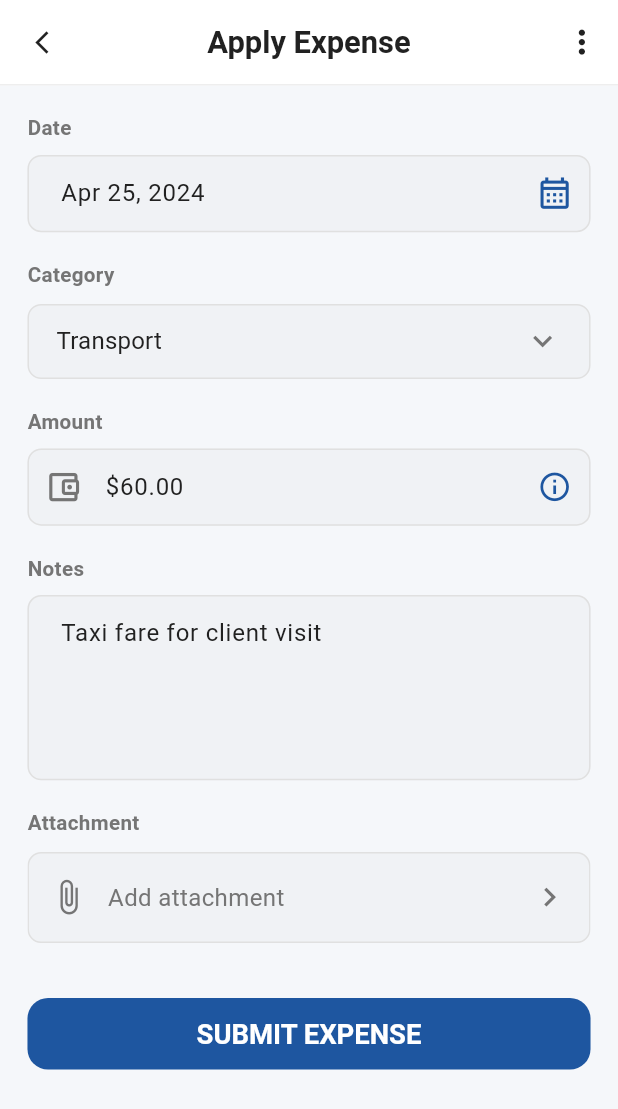
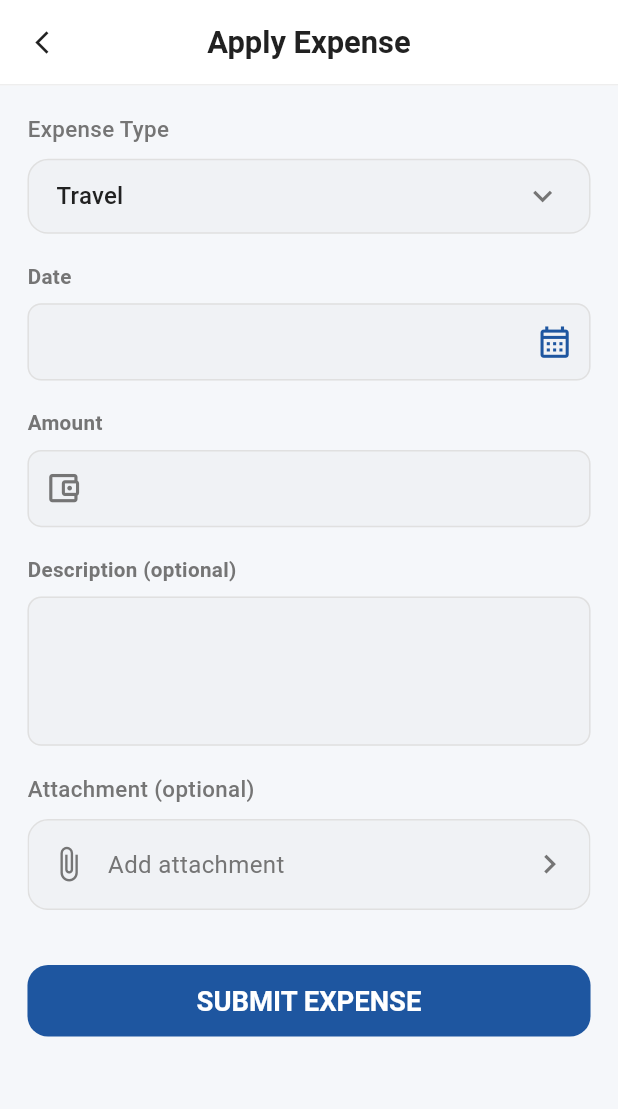
Before and after one commit to nishant678/hr_app, a Flutter app: the ExpenseScreen screen opened directly, after a tap on the "add" icon, on a phone screen of 412 x 824 dp. Shown: the top 1109 px of the screen. Run offline on Flutter 3.47's test engine with Material 3 defaults, Android fonts, the phone set to English and light mode, and no system bars; our stand-ins replace bloc, cached_network_image, camera, connectivity_plus, dio, equatable and 9 more; missing offline and left inert: flutter_background_service, google_mlkit_commons, google_mlkit_face_detection, workmanager; accounts and stored records are empty; generated files the repository leaves out were written again; network calls fail; statements that could not run were skipped.

Commit message:
expense function added

```diff
--- /dev/null
+++ b/lib/model/expense/expense_model.dart
@@ -0,0 +1,43 @@
+class ExpenseModel {
+  final int id;
+  final String expenseType;
+  final double amount;
+  final String expenseDate;
+  final String? description;
+  final String? attachmentUrl;
+  final String status;
+  final String? rejectionReason;
+  final int userId;
+  final String userEmail;
+  final String userName;
+
+  const ExpenseModel({
+    required this.id,
+    required this.expenseType,
+    required this.amount,
+    required this.expenseDate,
+    this.description,
+    this.attachmentUrl,
+    required this.status,
+    this.rejectionReason,
+    required this.userId,
+    required this.userEmail,
+    required this.userName,
+  });
+
+  factory ExpenseModel.fromJson(Map<String, dynamic> json) {
+    return ExpenseModel(
+      id: json['id'] is int ? json['id'] : int.tryParse(json['id'].toString()) ?? 0,
+      expenseType: json['expenseType']?.toString() ?? '',
+      amount: (json['amount'] is double ? json['amount'] : double.tryParse(json['amount'].toString())) ?? 0.0,
+      expenseDate: json['expenseDate']?.toString() ?? '',
+      description: json['description']?.toString(),
+      attachmentUrl: json['attachmentUrl']?.toString(),
+      status: json['status']?.toString() ?? 'PENDING',
+      rejectionReason: json['rejectionReason']?.toString(),
+      userId: json['userId'] is int ? json['userId'] : int.tryParse(json['userId'].toString()) ?? 0,
+      userEmail: json['userEmail']?.toString() ?? '',
+      userName: json['userName']?.toString() ?? '',
+    );
+  }
+}
--- /dev/null
+++ b/lib/repository/expense_api/expense_api_repository.dart
@@ -0,0 +1,6 @@
+import 'package:hr_app/model/expense/expense_model.dart';
+
+abstract class ExpenseApiRepository {
+  Future<List<ExpenseModel>> getExpenses();
+  Future<ExpenseModel> applyExpense(Map<String, dynamic> data);
+}
--- /dev/null
+++ b/lib/repository/expense_api/expense_http_api_repository.dart
@@ -0,0 +1,27 @@
+import 'package:hr_app/data/network/base_api_services.dart';
+import 'package:hr_app/data/network/network_api_services.dart';
+import 'package:hr_app/model/expense/expense_model.dart';
+import 'package:hr_app/utils/app_url.dart';
+import 'expense_api_repository.dart';
+
+class ExpenseHttpApiRepository implements ExpenseApiRepository {
+  final BaseApiServices _apiServices = NetworkApiService();
+
+  @override
+  Future<List<ExpenseModel>> getExpenses() async {
+    final response = await _apiServices.getApi(AppUrl.myExpensesEndPoint);
+    if (response is Map && response['data'] is List) {
+      return (response['data'] as List).map((e) => ExpenseModel.fromJson(e)).toList();
+    }
+    return [];
+  }
+
+  @override
+  Future<ExpenseModel> applyExpense(Map<String, dynamic> data) async {
+    final response = await _apiServices.postApi(AppUrl.expensesEndPoint, data);
+    if (response is Map && response['data'] is Map) {
+      return ExpenseModel.fromJson(response['data']);
+    }
+    throw Exception('Failed to apply expense');
+  }
+}
--- a/lib/utils/app_url.dart
+++ b/lib/utils/app_url.dart
@@ -4,4 +4,6 @@ class AppUrl {
   static var loginEndPoint = '$baseUrl/api/auth/login';
   static var leavesEndPoint = '$baseUrl/api/leaves';
   static String myLeavesEndPoint = '$baseUrl/api/leaves/my';
+  static var expensesEndPoint = '$baseUrl/api/expenses';
+  static String myExpensesEndPoint = '$baseUrl/api/expenses/my';
 }
--- a/lib/view/expense/apply_expense_screen.dart
+++ b/lib/view/expense/apply_expense_screen.dart
@@ -1,11 +1,16 @@
 import 'package:flutter/material.dart';
 import 'package:flutter_screenutil/flutter_screenutil.dart';
+import 'package:file_picker/file_picker.dart';
 import 'package:hr_app/configs/components/app_app_bar.dart';
 import 'package:hr_app/configs/components/app_button.dart';
 import 'package:hr_app/configs/components/app_text_field.dart';
 import 'package:hr_app/configs/theme/app_colors.dart';
 import 'package:hr_app/configs/theme/app_dimensions.dart';
-import 'package:hr_app/configs/theme/app_text_styles.dart';
+import 'package:hr_app/repository/expense_api/expense_http_api_repository.dart';
+import 'package:intl/intl.dart';
+import 'package:http/http.dart' as http;
+import 'package:hr_app/utils/app_url.dart';
+import 'package:hr_app/services/session_manager/session_controller.dart';
 
 class ApplyExpenseScreen extends StatefulWidget {
   const ApplyExpenseScreen({super.key});
@@ -15,10 +20,28 @@ class ApplyExpenseScreen extends StatefulWidget {
 }
 
 class _ApplyExpenseScreenState extends State<ApplyExpenseScreen> {
-  final _amountController = TextEditingController(text: r'$60.00');
-  final _descriptionController = TextEditingController(text: 'Taxi fare for client visit');
-  final _dateController = TextEditingController(text: 'Apr 25, 2024');
-  String _category = 'Transport';
+  final _amountController = TextEditingController();
+  final _descriptionController = TextEditingController();
+  final _dateController = TextEditingController();
+
+  DateTime? _expenseDate;
+  String _expenseType = 'TRAVEL';
+  final _formKey = GlobalKey<FormState>();
+  bool _isLoading = false;
+
+  PlatformFile? _selectedFile;
+  final _expenseRepository = ExpenseHttpApiRepository();
+
+  final List<String> _expenseTypes = [
+    'TRAVEL',
+    'MEALS',
+    'OFFICE_SUPPLIES',
+    'UTILITIES',
+    'SOFTWARE',
+    'EQUIPMENT',
+    'TRANSPORT',
+    'OTHER',
+  ];
 
   @override
   void dispose() {
@@ -28,6 +51,103 @@ class _ApplyExpenseScreenState extends State<ApplyExpenseScreen> {
     super.dispose();
   }
 
+  Future<void> _pickDate() async {
+    final now = DateTime.now();
+    final picked = await showDatePicker(
+      context: context,
+      initialDate: _expenseDate ?? now,
+      firstDate: now.subtract(const Duration(days: 365)),
+      lastDate: now,
+    );
+    if (picked != null) {
+      _expenseDate = picked;
+      _dateController.text = DateFormat('MMM dd, yyyy').format(picked);
+      setState(() {});
+    }
+  }
+
+  Future<void> _pickFile() async {
+    final result = await FilePicker.pickFiles(
+      type: FileType.custom,
+      allowedExtensions: ['jpg', 'jpeg', 'png', 'gif', 'pdf', 'doc', 'docx'],
+    );
+    if (result != null && result.files.isNotEmpty) {
+      setState(() => _selectedFile = result.files.first);
+    }
+  }
+
+  String _formatDate(DateTime? date) {
+    if (date == null) return '';
+    return DateFormat('yyyy-MM-dd').format(date);
+  }
+
+  Future<void> _submitExpense() async {
+    if (!_formKey.currentState!.validate()) return;
+    if (_expenseDate == null) {
+      _showSnackbar('Please select the expense date');
+      return;
+    }
+    final amount = double.tryParse(_amountController.text.trim());
+    if (amount == null || amount <= 0) {
+      _showSnackbar('Please enter a valid amount');
+      return;
+    }
+
+    setState(() => _isLoading = true);
+
+    try {
+      final data = <String, dynamic>{
+        'expenseType': _expenseType,
+        'amount': amount,
+        'expenseDate': _formatDate(_expenseDate),
+      };
+      if (_descriptionController.text.trim().isNotEmpty) {
+        data['description'] = _descriptionController.text.trim();
+      }
+
+      final expense = await _expenseRepository.applyExpense(data);
+
+      if (_selectedFile != null && _selectedFile!.path != null) {
+        await _uploadAttachment(expense.id);
+      }
+
+      if (!context.mounted) return;
+      _showSnackbar('Expense submitted successfully', isError: false);
+      Navigator.pop(context, true);
+    } catch (e) {
+      _showSnackbar('Failed to submit expense: ${e.toString()}');
+    } finally {
+      if (mounted) setState(() => _isLoading = false);
+    }
+  }
+
+  Future<void> _uploadAttachment(int expenseId) async {
+    final file = _selectedFile!;
+    final token = SessionController.token;
+    final uri = Uri.parse('${AppUrl.expensesEndPoint}/$expenseId/attachment');
+
+    final request = http.MultipartRequest('POST', uri);
+    if (token != null && token.isNotEmpty) {
+      request.headers['Authorization'] = 'Bearer $token';
+    }
+    request.files.add(await http.MultipartFile.fromPath('file', file.path!));
+    final streamed = await request.send();
+    final response = await http.Response.fromStream(streamed);
+    if (response.statusCode != 200) {
+      debugPrint('Attachment upload failed: ${response.statusCode} ${response.body}');
+    }
+  }
+
+  void _showSnackbar(String message, {bool isError = true}) {
+    if (!mounted) return;
+    ScaffoldMessenger.of(context).showSnackBar(
+      SnackBar(
+        content: Text(message),
+        backgroundColor: isError ? Colors.red.shade700 : Colors.green.shade700,
+      ),
+    );
+  }
+
   @override
   Widget build(BuildContext context) {
     return Scaffold(
@@ -35,22 +155,24 @@ class _ApplyExpenseScreenState extends State<ApplyExpenseScreen> {
       appBar: AppAppBar(
         title: 'Apply Expense',
         showBackButton: Navigator.canPop(context),
-        actions: [
-          IconButton(
-            icon: Icon(Icons.more_vert, color: AppColors.textPrimary, size: 22.sp),
-            onPressed: () {},
-          ),
-        ],
       ),
       body: SingleChildScrollView(
         padding: EdgeInsets.all(AppDimensions.paddingL),
+        child: SafeArea(
+          bottom: true,
+          top: false,
+          child: Form(
+            key: _formKey,
             child: Column(
               crossAxisAlignment: CrossAxisAlignment.start,
               children: [
+                _buildDropdown(),
+                SizedBox(height: AppDimensions.paddingL),
                 AppTextField(
                   controller: _dateController,
                   label: 'Date',
                   readOnly: true,
+                  onTap: _pickDate,
                   suffixIcon: Icon(
                     Icons.calendar_month_outlined,
                     color: AppColors.primary,
@@ -58,73 +180,74 @@ class _ApplyExpenseScreenState extends State<ApplyExpenseScreen> {
                   ),
                 ),
                 SizedBox(height: AppDimensions.paddingL),
-            _buildCategoryDropdown(),
-            SizedBox(height: AppDimensions.paddingL),
                 AppTextField(
                   controller: _amountController,
                   label: 'Amount',
-              keyboardType: TextInputType.text,
+                  keyboardType: TextInputType.number,
                   prefixIcon: Icon(
                     Icons.account_balance_wallet_outlined,
                     color: AppColors.textSecondary,
                     size: 22.sp,
                   ),
-              suffixIcon: Icon(
-                Icons.info_outline,
-                color: AppColors.primary,
-                size: 20.sp,
-              ),
                 ),
                 SizedBox(height: AppDimensions.paddingL),
                 AppTextField(
                   controller: _descriptionController,
-              label: 'Notes',
-              maxLines: 4,
+                  label: 'Description (optional)',
+                  maxLines: 3,
                 ),
                 SizedBox(height: AppDimensions.paddingL),
                 _buildAttachmentField(),
                 SizedBox(height: AppDimensions.paddingXXXL),
                 AppButton(
                   title: 'SUBMIT EXPENSE',
-              onPress: () {},
+                  onPress: _submitExpense,
+                  loading: _isLoading,
                 ),
               ],
+            ),
+          ),
         ),
       ),
     );
   }
 
-  Widget _buildCategoryDropdown() {
+  Widget _buildDropdown() {
     return Column(
       crossAxisAlignment: CrossAxisAlignment.start,
       children: [
         Text(
-          'Category',
-          style: AppTextStyles.labelM.copyWith(color: AppColors.textSecondary),
+          'Expense Type',
+          style: TextStyle(
+            fontSize: 13.sp,
+            color: AppColors.textSecondary,
+            fontWeight: FontWeight.w500,
+          ),
         ),
         SizedBox(height: 8.h),
         Container(
           padding: EdgeInsets.symmetric(horizontal: AppDimensions.paddingL),
           decoration: BoxDecoration(
             color: AppColors.fieldFill,
-            borderRadius: BorderRadius.circular(AppDimensions.radiusM),
+            borderRadius: BorderRadius.circular(12.r),
             border: Border.all(color: AppColors.border),
           ),
           child: DropdownButtonHideUnderline(
             child: DropdownButton<String>(
-              value: _category,
+              value: _expenseType,
               isExpanded: true,
               icon: Icon(Icons.keyboard_arrow_down, color: AppColors.textSecondary, size: 22.sp),
-              items: const ['Transport', 'Meals', 'Stationery', 'Other']
+              items: _expenseTypes
                   .map(
                     (v) => DropdownMenuItem<String>(
                       value: v,
-                      child: Text(v, style: AppTextStyles.bodyM),
+                      child: Text(v.split('_').map((w) => w[0].toUpperCase() + w.substring(1).toLowerCase()).join(' '),
+                          style: TextStyle(fontSize: 14.sp)),
                     ),
                   )
                   .toList(),
               onChanged: (v) {
-                if (v != null) setState(() => _category = v);
+                if (v != null) setState(() => _expenseType = v);
               },
             ),
           ),
@@ -138,36 +261,46 @@ class _ApplyExpenseScreenState extends State<ApplyExpenseScreen> {
       crossAxisAlignment: CrossAxisAlignment.start,
       children: [
         Text(
-          'Attachment',
-          style: AppTextStyles.labelM.copyWith(color: AppColors.textSecondary),
+          'Attachment (optional)',
+          style: TextStyle(
+            fontSize: 13.sp,
+            color: AppColors.textSecondary,
+            fontWeight: FontWeight.w500,
+          ),
         ),
         SizedBox(height: 8.h),
         Material(
           color: Colors.transparent,
           child: InkWell(
-            onTap: () {},
-            borderRadius: BorderRadius.circular(AppDimensions.radiusM),
+            onTap: _pickFile,
+            borderRadius: BorderRadius.circular(12.r),
             child: Ink(
               decoration: BoxDecoration(
                 color: AppColors.fieldFill,
-                borderRadius: BorderRadius.circular(AppDimensions.radiusM),
+                borderRadius: BorderRadius.circular(12.r),
                 border: Border.all(color: AppColors.border),
               ),
               child: Padding(
-                padding: EdgeInsets.symmetric(
-                  horizontal: AppDimensions.paddingM,
-                  vertical: 14.h,
-                ),
+                padding: EdgeInsets.symmetric(horizontal: AppDimensions.paddingM, vertical: 14.h),
                 child: Row(
                   children: [
                     Icon(Icons.attach_file, color: AppColors.textSecondary, size: 22.sp),
                     SizedBox(width: AppDimensions.paddingM),
                     Expanded(
                       child: Text(
-                        'Add attachment',
-                        style: AppTextStyles.bodyM.copyWith(color: AppColors.textSecondary),
+                        _selectedFile?.name ?? 'Add attachment',
+                        style: TextStyle(
+                          fontSize: 14.sp,
+                          color: _selectedFile != null ? AppColors.textPrimary : AppColors.textSecondary,
                         ),
                       ),
+                    ),
+                    if (_selectedFile != null)
+                      GestureDetector(
+                        onTap: () => setState(() => _selectedFile = null),
+                        child: Icon(Icons.close, color: AppColors.error, size: 20.sp),
+                      )
+                    else
                       Icon(Icons.chevron_right, color: AppColors.textSecondary, size: 22.sp),
                   ],
                 ),
--- a/lib/view/expense/expense_screen.dart
+++ b/lib/view/expense/expense_screen.dart
@@ -6,6 +6,8 @@ import 'package:hr_app/configs/components/design/spec_shadows.dart';
 import 'package:hr_app/configs/theme/app_colors.dart';
 import 'package:hr_app/configs/theme/app_dimensions.dart';
 import 'package:hr_app/configs/theme/app_text_styles.dart';
+import 'package:hr_app/model/expense/expense_model.dart';
+import 'package:hr_app/repository/expense_api/expense_http_api_repository.dart';
 import 'package:hr_app/view/expense/apply_expense_screen.dart';
 
 class ExpenseScreen extends StatefulWidget {
@@ -16,7 +18,82 @@ class ExpenseScreen extends StatefulWidget {
 }
 
 class _ExpenseScreenState extends State<ExpenseScreen> {
-  final String _selectedMonth = 'This Month';
+  final _expenseRepo = ExpenseHttpApiRepository();
+  List<ExpenseModel> _expenses = [];
+  bool _loading = true;
+
+  @override
+  void initState() {
+    super.initState();
+    _fetchExpenses();
+  }
+
+  Future<void> _fetchExpenses() async {
+    setState(() => _loading = true);
+    try {
+      final data = await _expenseRepo.getExpenses();
+      if (mounted) setState(() => _expenses = data);
+    } catch (e) {
+      debugPrint('Failed to load expenses: $e');
+    } finally {
+      if (mounted) setState(() => _loading = false);
+    }
+  }
+
+  Future<void> _openApplyExpense() async {
+    final result = await Navigator.push<bool>(
+      context,
+      MaterialPageRoute(builder: (_) => const ApplyExpenseScreen()),
+    );
+    if (result == true) _fetchExpenses();
+  }
+
+  Color _statusColor(String status) {
+    switch (status) {
+      case 'APPROVED':
+        return AppColors.success;
+      case 'REJECTED':
+        return AppColors.error;
+      default:
+        return AppColors.warning;
+    }
+  }
+
+  String _statusLabel(String status) {
+    switch (status) {
+      case 'APPROVED':
+        return 'Approved';
+      case 'REJECTED':
+        return 'Rejected';
+      default:
+        return 'Pending';
+    }
+  }
+
+  IconData _typeIcon(String type) {
+    switch (type) {
+      case 'TRAVEL':
+        return Icons.directions_car_outlined;
+      case 'MEALS':
+        return Icons.restaurant_outlined;
+      case 'OFFICE_SUPPLIES':
+        return Icons.inventory_2_outlined;
+      case 'SOFTWARE':
+        return Icons.computer_outlined;
+      case 'EQUIPMENT':
+        return Icons.build_outlined;
+      case 'UTILITIES':
+        return Icons.bolt_outlined;
+      case 'TRANSPORT':
+        return Icons.local_taxi_outlined;
+      default:
+        return Icons.receipt_outlined;
+    }
+  }
+
+  String _formatType(String type) {
+    return type.split('_').map((w) => w[0].toUpperCase() + w.substring(1).toLowerCase()).join(' ');
+  }
 
   @override
   Widget build(BuildContext context) {
@@ -28,68 +105,53 @@ class _ExpenseScreenState extends State<ExpenseScreen> {
         actions: [
           IconButton(
             icon: Icon(Icons.add, color: AppColors.primary, size: 24.sp),
-            onPressed: () {
-              Navigator.push<void>(
-                context,
-                MaterialPageRoute<void>(
-                  builder: (_) => const ApplyExpenseScreen(),
-                ),
-              );
-            },
-          ),
-          IconButton(
-            icon: Icon(Icons.more_vert, color: AppColors.textPrimary, size: 22.sp),
-            onPressed: () {},
+            onPressed: _openApplyExpense,
           ),
         ],
       ),
-      body: SingleChildScrollView(
-        padding: EdgeInsets.all(AppDimensions.paddingL),
-        child: Column(
-          crossAxisAlignment: CrossAxisAlignment.start,
-          children: [
-            _buildMonthFilter(),
-            SizedBox(height: AppDimensions.paddingL),
-            _buildSummaryCard(),
-            SizedBox(height: AppDimensions.paddingXXL),
-            Text(
-              'Expense Reports',
-              style: AppTextStyles.h3.copyWith(fontWeight: FontWeight.w700),
-            ),
-            SizedBox(height: AppDimensions.paddingM),
-            _buildExpenseList(),
-          ],
-        ),
-      ),
+      body: _loading
+          ? const Center(child: CircularProgressIndicator())
+          : _expenses.isEmpty
+              ? _buildEmptyState()
+              : RefreshIndicator(
+                  onRefresh: _fetchExpenses,
+                  child: ListView.separated(
+                    padding: EdgeInsets.all(16.w),
+                    itemCount: _expenses.length + 1,
+                    separatorBuilder: (_, __) => SizedBox(height: 12.h),
+                    itemBuilder: (context, index) {
+                      if (index == 0) return _buildSummaryCard();
+                      final expense = _expenses[index - 1];
+                      return _buildExpenseCard(expense);
+                    },
+                  ),
+                ),
     );
   }
 
-  Widget _buildMonthFilter() {
-    return Container(
-      padding: EdgeInsets.symmetric(
-        horizontal: AppDimensions.paddingL,
-        vertical: 12.h,
-      ),
-      decoration: BoxDecoration(
-        color: AppColors.white,
-        borderRadius: BorderRadius.circular(12.r),
-        border: Border.all(color: AppColors.border),
-        boxShadow: SpecShadows.card,
-      ),
-      child: Row(
-        mainAxisAlignment: MainAxisAlignment.spaceBetween,
+  Widget _buildEmptyState() {
+    return Center(
+      child: Column(
+        mainAxisAlignment: MainAxisAlignment.center,
         children: [
-          Text(
-            _selectedMonth,
-            style: AppTextStyles.labelL.copyWith(fontWeight: FontWeight.w600),
+          Icon(Icons.receipt_long_outlined, size: 64.sp, color: AppColors.textSecondary),
+          SizedBox(height: AppDimensions.paddingL),
+          Text('No expenses yet', style: AppTextStyles.h3),
+          SizedBox(height: AppDimensions.paddingS),
+          ElevatedButton.icon(
+            onPressed: _openApplyExpense,
+            icon: const Icon(Icons.add),
+            label: const Text('Apply Expense'),
           ),
-          Icon(Icons.keyboard_arrow_down, color: AppColors.textSecondary, size: 22.sp),
         ],
       ),
     );
   }
 
   Widget _buildSummaryCard() {
+    final total = _expenses.fold(0.0, (s, e) => s + e.amount);
+    final pending = _expenses.where((e) => e.status == 'PENDING').fold(0.0, (s, e) => s + e.amount);
+    final approved = _expenses.where((e) => e.status == 'APPROVED').fold(0.0, (s, e) => s + e.amount);
     return Container(
       width: double.infinity,
       padding: EdgeInsets.all(AppDimensions.paddingL),
@@ -100,14 +162,14 @@ class _ExpenseScreenState extends State<ExpenseScreen> {
       ),
       child: Column(
         children: [
-          _summaryRow('Total Expenses', '\$210.00', emphasize: true),
+          _summaryRow('Total Expenses', '\$${total.toStringAsFixed(2)}', emphasize: true),
           Padding(
             padding: EdgeInsets.symmetric(vertical: 12.h),
             child: Divider(height: 1, color: AppColors.divider),
           ),
-          _summaryRow('Pending', '\$2,250.00'),
+          _summaryRow('Pending', '\$${pending.toStringAsFixed(2)}'),
           SizedBox(height: 10.h),
-          _summaryRow('Approved', '\$150.00'),
+          _summaryRow('Approved', '\$${approved.toStringAsFixed(2)}'),
         ],
       ),
     );
@@ -133,34 +195,14 @@ class _ExpenseScreenState extends State<ExpenseScreen> {
     );
   }
 
-  Widget _buildExpenseList() {
-    return Column(
-      children: [
-        SpecListTile(
-          leading: _iconBubble(Icons.directions_car_outlined, AppColors.primary),
-          title: 'Travel Expense',
-          subtitle: 'Transport',
-          trailingPrimary: '\$50.00',
-          trailingBadge: 'Pending',
-          badgeColor: AppColors.warning,
-        ),
-        SpecListTile(
-          leading: _iconBubble(Icons.restaurant_outlined, AppColors.leaveAccent),
-          title: 'Client Meeting',
-          subtitle: 'Meals',
-          trailingPrimary: '\$35.00',
-          trailingBadge: 'Pending',
-          badgeColor: AppColors.warning,
-        ),
-        SpecListTile(
-          leading: _iconBubble(Icons.inventory_2_outlined, AppColors.success),
-          title: 'Office Supplies',
-          subtitle: 'Stationery',
-          trailingPrimary: '\$125.00',
-          trailingBadge: 'Pending',
-          badgeColor: AppColors.warning,
-        ),
-      ],
+  Widget _buildExpenseCard(ExpenseModel expense) {
+    return SpecListTile(
+      leading: _iconBubble(_typeIcon(expense.expenseType), AppColors.primary),
+      title: _formatType(expense.expenseType),
+      subtitle: expense.description ?? expense.expenseDate,
+      trailingPrimary: '\$${expense.amount.toStringAsFixed(2)}',
+      trailingBadge: _statusLabel(expense.status),
+      badgeColor: _statusColor(expense.status),
     );
   }
 
```
Lines whose indentation alone changed are shown as unchanged.
